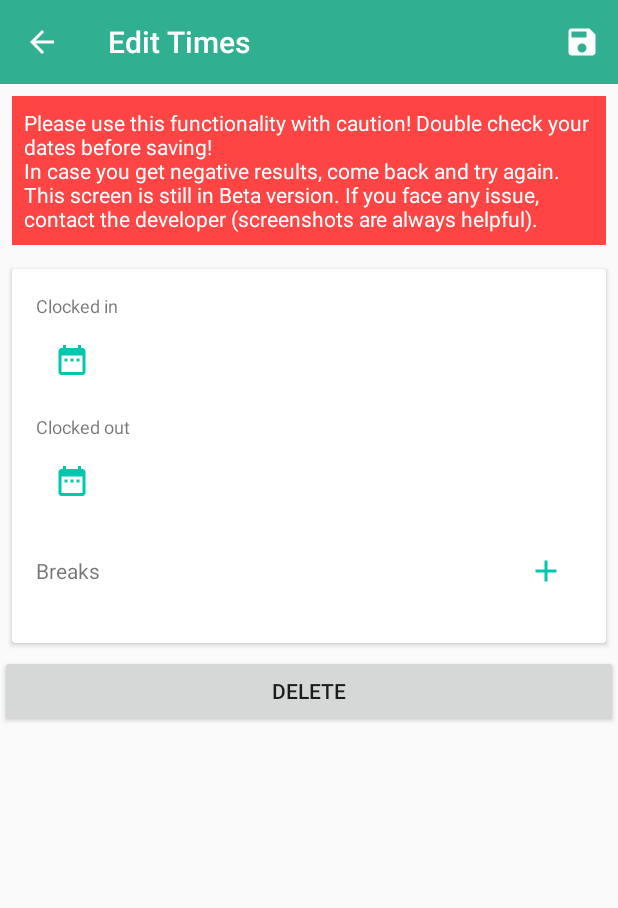
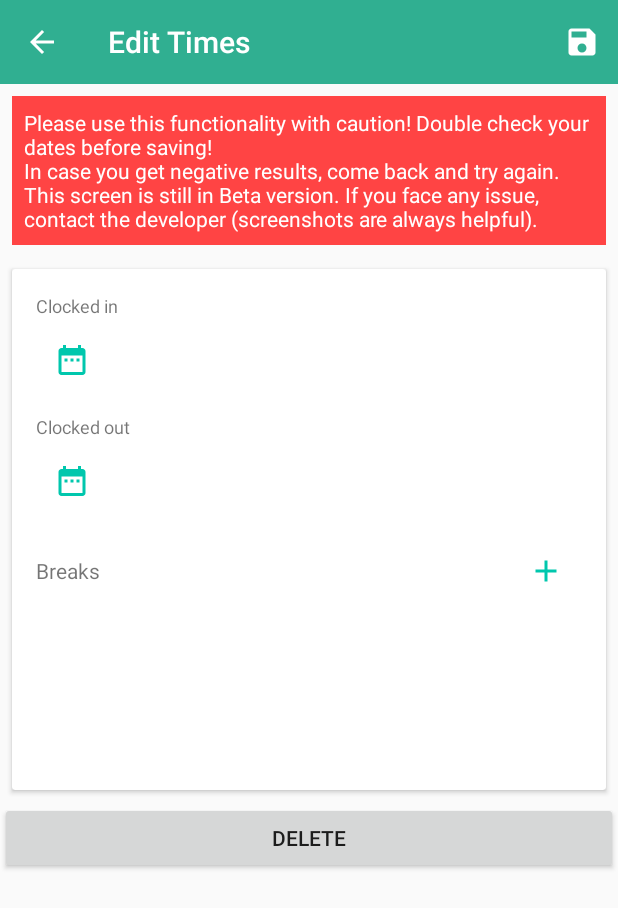
Before and after one commit to msaenz424/SimpleTimeClock, an Android app: the WorkLogDetailsActivity screen opened directly, with no data from a screen before it, on a phone screen of 412 x 824 dp. Shown: the top 908 px of the screen. Run offline under Robolectric (Android 15) with nearby library versions, the phone set to English and light mode, and no system bars; libraries missing offline, so code that uses them is left out: com.wdullaer.materialdatetimepicker; 2 statements that could not run were skipped.

Commit message:
fix: size of view that displays breaks
Increased height of RecyclerView to display breaks because it was hard
to see when a new break was added

```diff
--- a/app/src/main/java/com/android/mig/simpletimeclock/view/ui/WorkLogDetailsActivity.kt
+++ b/app/src/main/java/com/android/mig/simpletimeclock/view/ui/WorkLogDetailsActivity.kt
@@ -1,5 +1,6 @@
 package com.android.mig.simpletimeclock.view.ui
 
+import android.app.ActionBar
 import android.content.Intent
 import android.support.v7.app.AppCompatActivity
 import android.os.Bundle
--- a/app/src/main/res/layout/activity_work_log_details.xml
+++ b/app/src/main/res/layout/activity_work_log_details.xml
@@ -127,7 +127,7 @@
                 <android.support.v7.widget.RecyclerView
                     android:id="@+id/breaks_recycler_view"
                     android:layout_width="match_parent"
-                    android:layout_height="wrap_content" />
+                    android:layout_height="@dimen/worklog_breaks_recycler_view" />
 
             </LinearLayout>
 
--- a/app/src/main/res/values/dimens.xml
+++ b/app/src/main/res/values/dimens.xml
@@ -62,5 +62,6 @@
     <dimen name="worklog_item_bottom_padding">8dp</dimen>
     <dimen name="worklog_break_item_delete_button_left_margin">2dp</dimen>
     <dimen name="warning_padding">8dp</dimen>
+    <dimen name="worklog_breaks_recycler_view">98dp</dimen>
 
 </resources>
```
